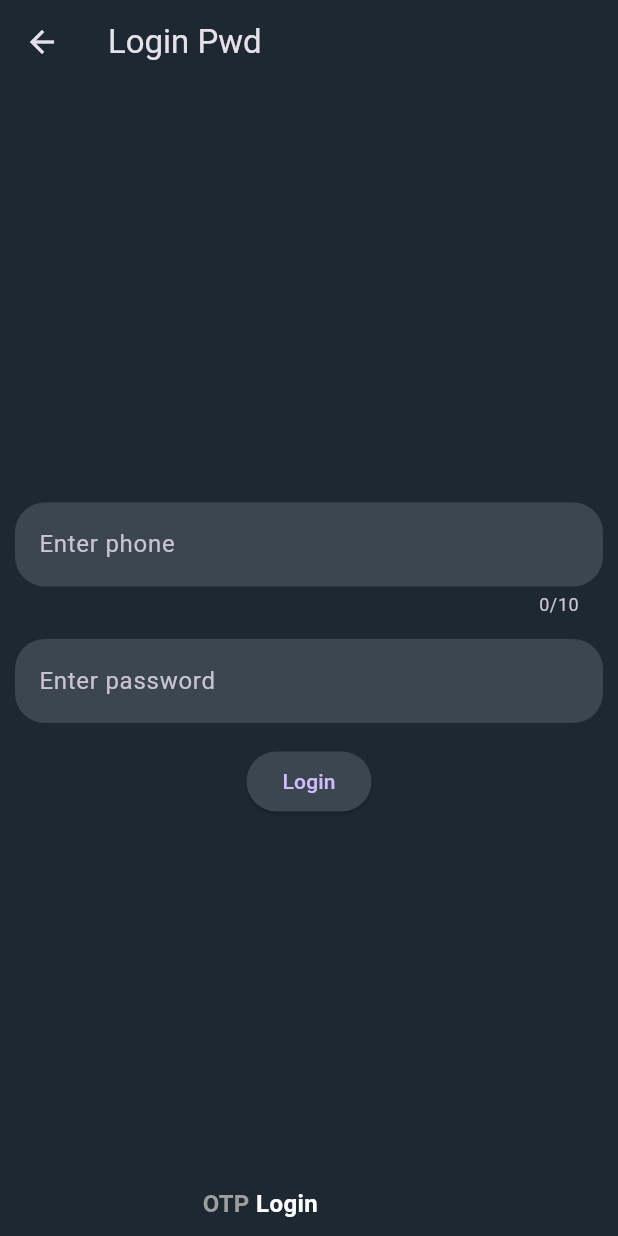
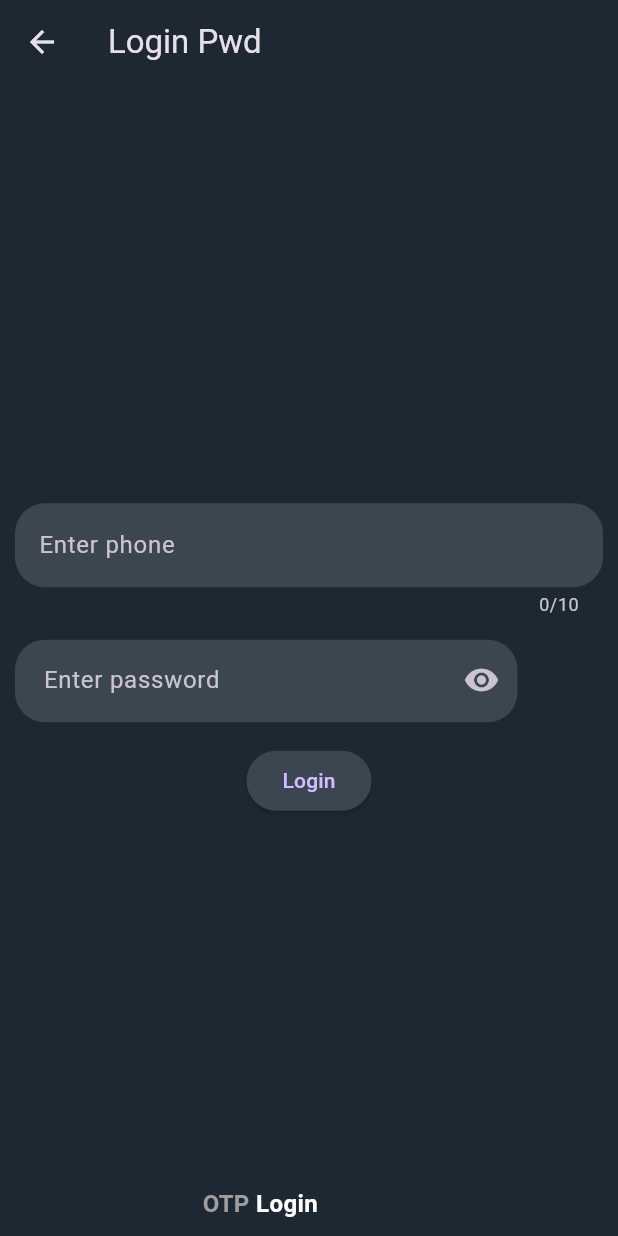
Before and after one commit to AtharvaParadkar/Flutter-APIs, a Flutter app: the LoginPhonePsw screen opened directly, on a phone screen of 412 x 824 dp. Run offline on Flutter 3.47's test engine with Material 3 defaults, Android fonts, the light colour scheme and no system bars; our stand-ins replace gap, get, local_auth, pinput.

Commit message:
Password Torch Effect

```diff
--- a/lib/post_api_login.dart/login_phone_psw.dart
+++ b/lib/post_api_login.dart/login_phone_psw.dart
@@ -1,15 +1,22 @@
 import 'package:flutter/material.dart';
 import 'package:flutter_apis/post_api_login.dart/otp_login.dart';
+import 'package:flutter_apis/utils/custom_clipper.dart';
 import 'package:gap/gap.dart';
 
-class LoginPhonePsw extends StatelessWidget {
+class LoginPhonePsw extends StatefulWidget {
   const LoginPhonePsw({super.key});
 
   @override
-  Widget build(BuildContext context) {
+  State<LoginPhonePsw> createState() => _LoginPhonePswState();
+}
+
+class _LoginPhonePswState extends State<LoginPhonePsw> {
   final formKey = GlobalKey<FormState>();
   final passwordController = TextEditingController(),
       phoneController = TextEditingController();
+  bool showTorch = false;
+  @override
+  Widget build(BuildContext context) {
     return Scaffold(
       appBar: AppBar(
         title: const Text('Login Pwd'),
@@ -51,15 +58,44 @@ class LoginPhonePsw extends StatelessWidget {
                     },
                   ),
                   const Gap(15),
-                  TextFormField(
+                  Stack(
+                    children: [
+                      Container(
+                        height: 55,
+                        width: 335,
+                        decoration: BoxDecoration(
+                          color: const Color.fromARGB(255, 60, 70, 80),
+                          borderRadius: BorderRadius.circular(20),
+                        ),
+                        // padding: const EdgeInsets.symmetric(vertical: 10),
+                        child: TextFormField(
                           controller: passwordController,
+                          obscureText: true,
+                          onChanged: (value) {
+                            setState(() {});
+                          },
+                          cursorColor: Colors.white,
+                          style: const TextStyle(
+                              fontSize: 16, fontWeight: FontWeight.w600),
                           decoration: InputDecoration(
+                            counterText: "",
+                            contentPadding: const EdgeInsets.symmetric(
+                                vertical: 15, horizontal: 15),
                             border: OutlineInputBorder(
                               borderRadius: BorderRadius.circular(20),
                               borderSide: BorderSide.none,
                             ),
-                      fillColor: const Color.fromARGB(255, 60, 70, 80),
-                      filled: true,
+                            suffixIcon: InkWell(
+                              onTap: () {
+                                setState(() {
+                                  showTorch = !showTorch;
+                                  print('Tapppeeeeddddddd');
+                                });
+                              },
+                              child: Icon(showTorch
+                                  ? Icons.visibility_off
+                                  : Icons.visibility),
+                            ),
                             label: const Text('Enter password'),
                             errorStyle: const TextStyle(
                               color: Colors.blue,
@@ -75,13 +111,42 @@ class LoginPhonePsw extends StatelessWidget {
                             return null;
                           },
                         ),
+                      ),
+                      showTorch
+                          ? Padding(
+                              padding: const EdgeInsets.only(
+                                  right: 40, left: 10, top: 5),
+                              child: SizedBox(
+                                height: 47,
+                                width: 335,
+                                child: ClipPath(
+                                  clipper: MyClipper(),
+                                  child: Container(
+                                    decoration: const BoxDecoration(
+                                        color: Colors.white),
+                                    padding: const EdgeInsets.only(left: 10),
+                                    alignment: Alignment.centerLeft,
+                                    child: Text(
+                                      passwordController.text,
+                                      style: const TextStyle(
+                                          fontSize: 18, color: Colors.black),
+                                      maxLines: 1,
+                                    ),
+                                  ),
+                                ),
+                              ),
+                            )
+                          : Container(),
+                    ],
+                  ),
                   const Gap(15),
                   ElevatedButton(
                     onPressed: () {
                       final isValid = formKey.currentState!.validate();
                       if (isValid) {
                         formKey.currentState!.save();
-                        print("${phoneController.text} ${passwordController.text}");
+                        print(
+                            "${phoneController.text} ${passwordController.text}");
                         final snacks = SnackBar(
                           content: Center(
                             child: Text(
@@ -89,7 +154,8 @@ class LoginPhonePsw extends StatelessWidget {
                               style: const TextStyle(color: Colors.black),
                             ),
                           ),
-                          backgroundColor: const Color.fromARGB(255, 90, 100, 110),
+                          backgroundColor:
+                              const Color.fromARGB(255, 90, 100, 110),
                           shape: const StadiumBorder(),
                           animation: const AlwaysStoppedAnimation(10),
                           duration: const Duration(seconds: 5),
--- a/lib/post_api_login.dart/otp_login.dart
+++ b/lib/post_api_login.dart/otp_login.dart
@@ -2,14 +2,9 @@ import 'package:flutter/material.dart';
 import 'package:gap/gap.dart';
 import 'package:pinput/pinput.dart';
 
-class OtpLogin extends StatefulWidget {
+class OtpLogin extends StatelessWidget {
   const OtpLogin({super.key});
 
-  @override
-  State<OtpLogin> createState() => _OtpLoginState();
-}
-
-class _OtpLoginState extends State<OtpLogin> {
   @override
   Widget build(BuildContext context) {
     final formKey = GlobalKey<FormState>();
--- /dev/null
+++ b/lib/utils/custom_clipper.dart
@@ -0,0 +1,20 @@
+import 'package:flutter/material.dart';
+
+class MyClipper extends CustomClipper<Path> {
+  @override
+  Path getClip(Size size) {
+    Path path=Path();
+    // path ,lineTo is used to create the stright line from x to y
+    path.lineTo(0,0 );
+    path.lineTo(0, size.height);
+    path.lineTo(size.width,size.height/2);
+    path.close();
+
+    return path;
+  }
+
+  @override
+  bool shouldReclip(covariant CustomClipper<Path> oldClipper) {
+    return true;
+  }
+}
```
Lines whose indentation alone changed are shown as unchanged.
